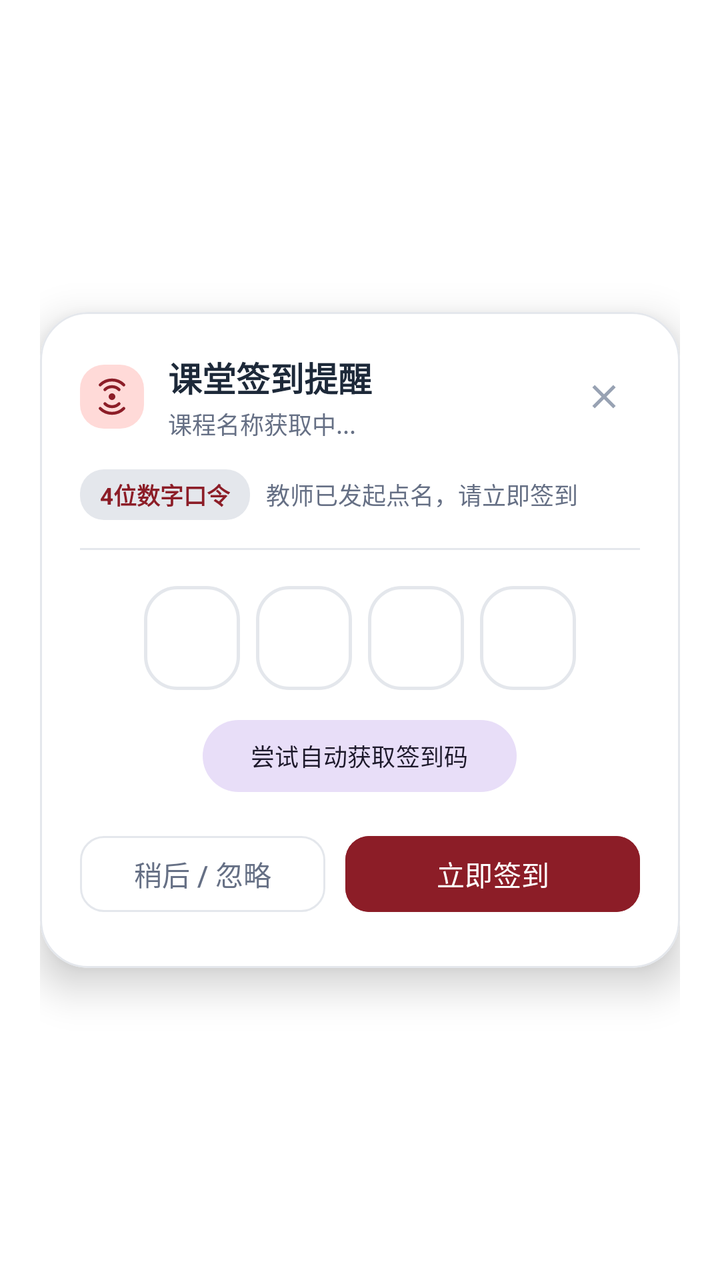
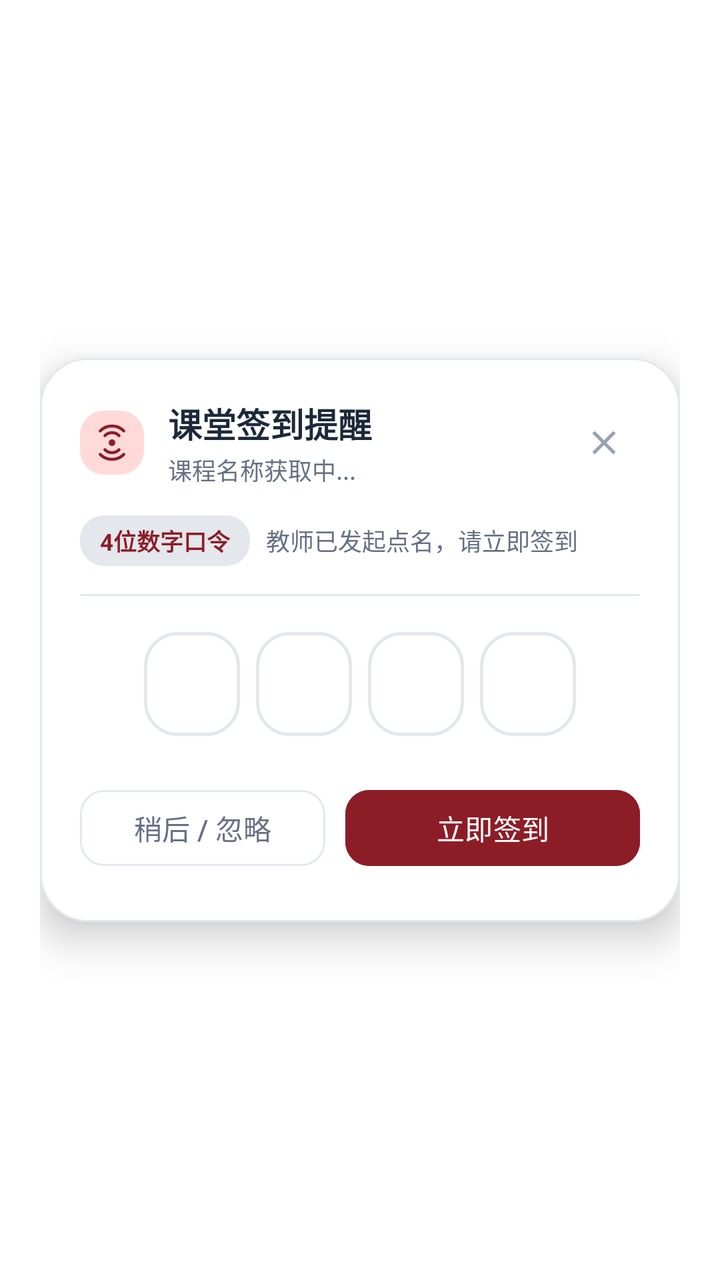

Before-and-after screenshots of an Android layout around one commit, followed by the original layout XML and the change that was made.
<!-- AndroidManifest.xml: activity theme Theme.UsstJwgl.TransparentDialog -->
<!-- res/layout/activity_rollcall_alert.xml -->
<?xml version="1.0" encoding="utf-8"?>
<FrameLayout xmlns:android="http://schemas.android.com/apk/res/android"
    xmlns:app="http://schemas.android.com/apk/res-auto"
    android:id="@+id/layoutAlertRoot"
    android:layout_width="match_parent"
    android:layout_height="match_parent"
    android:padding="20dp">

    <com.google.android.material.card.MaterialCardView
        android:id="@+id/cardAlert"
        android:layout_width="match_parent"
        android:layout_height="wrap_content"
        android:layout_gravity="center"
        app:cardBackgroundColor="@color/surface"
        app:cardCornerRadius="24dp"
        app:cardElevation="12dp"
        app:strokeColor="@color/border"
        app:strokeWidth="1dp">

        <LinearLayout
            android:layout_width="match_parent"
            android:layout_height="wrap_content"
            android:orientation="vertical"
            android:paddingHorizontal="20dp"
            android:paddingTop="20dp"
            android:paddingBottom="24dp">

            
            <RelativeLayout
                android:layout_width="match_parent"
                android:layout_height="wrap_content">

                <LinearLayout
                    android:layout_width="wrap_content"
                    android:layout_height="wrap_content"
                    android:layout_alignParentStart="true"
                    android:layout_centerVertical="true"
                    android:layout_toStartOf="@+id/btnClose"
                    android:orientation="horizontal"
                    android:gravity="center_vertical">

                    <ImageView
                        android:id="@+id/ivAlertIcon"
                        android:layout_width="32dp"
                        android:layout_height="32dp"
                        android:background="@drawable/bg_badge_rounded"
                        android:backgroundTint="@color/primary_container"
                        android:padding="6dp"
                        android:src="@drawable/ic_radar"
                        app:tint="@color/primary" />

                    <LinearLayout
                        android:layout_width="wrap_content"
                        android:layout_height="wrap_content"
                        android:layout_marginStart="12dp"
                        android:orientation="vertical">

                        <TextView
                            android:id="@+id/tvAlertTitle"
                            android:layout_width="wrap_content"
                            android:layout_height="wrap_content"
                            android:text="课堂签到提醒"
                            android:textColor="@color/text_primary"
                            android:textSize="17sp"
                            android:textStyle="bold" />

                        <TextView
                            android:id="@+id/tvAlertCourseName"
                            android:layout_width="wrap_content"
                            android:layout_height="wrap_content"
                            android:layout_marginTop="2dp"
                            android:ellipsize="end"
                            android:maxLines="1"
                            android:text="课程名称获取中..."
                            android:textColor="@color/text_secondary"
                            android:textSize="12sp" />
                    </LinearLayout>
                </LinearLayout>

                <ImageView
                    android:id="@+id/btnClose"
                    android:layout_width="36dp"
                    android:layout_height="36dp"
                    android:layout_alignParentEnd="true"
                    android:layout_centerVertical="true"
                    android:background="?attr/selectableItemBackgroundBorderless"
                    android:clickable="true"
                    android:focusable="true"
                    android:padding="8dp"
                    android:src="@drawable/ic_close"
                    app:tint="@color/text_tertiary" />
            </RelativeLayout>

            
            <LinearLayout
                android:layout_width="match_parent"
                android:layout_height="wrap_content"
                android:layout_marginTop="14dp"
                android:gravity="center_vertical"
                android:orientation="horizontal">

                <TextView
                    android:id="@+id/tvRollcallTypeBadge"
                    android:layout_width="wrap_content"
                    android:layout_height="wrap_content"
                    android:background="@drawable/bg_badge_rounded"
                    android:backgroundTint="@color/surface_container_high"
                    android:paddingHorizontal="10dp"
                    android:paddingVertical="4dp"
                    android:text="4位数字口令"
                    android:textColor="@color/primary"
                    android:textSize="11.5sp"
                    android:textStyle="bold" />

                <TextView
                    android:id="@+id/tvRollcallStatusTip"
                    android:layout_width="0dp"
                    android:layout_height="wrap_content"
                    android:layout_marginStart="8dp"
                    android:layout_weight="1"
                    android:ellipsize="end"
                    android:maxLines="1"
                    android:text="教师已发起点名，请立即签到"
                    android:textColor="@color/text_secondary"
                    android:textSize="12sp" />
            </LinearLayout>

            <View
                android:layout_width="match_parent"
                android:layout_height="1dp"
                android:layout_marginVertical="14dp"
                android:background="@color/divider" />

            
            <LinearLayout
                android:id="@+id/layoutNumberSection"
                android:layout_width="match_parent"
                android:layout_height="wrap_content"
                android:gravity="center_horizontal"
                android:orientation="vertical"
                android:visibility="visible">

                
                <LinearLayout
                    android:layout_width="wrap_content"
                    android:layout_height="wrap_content"
                    android:gravity="center"
                    android:orientation="horizontal">

                    <FrameLayout
                        android:id="@+id/boxPin0"
                        android:layout_width="48dp"
                        android:layout_height="52dp"
                        android:layout_margin="4dp"
                        android:background="@drawable/bg_pin_box">
                        <TextView
                            android:id="@+id/tvPin0"
                            android:layout_width="match_parent"
                            android:layout_height="match_parent"
                            android:gravity="center"
                            android:textColor="@color/text_primary"
                            android:textSize="22sp"
                            android:textStyle="bold" />
                    </FrameLayout>

                    <FrameLayout
                        android:id="@+id/boxPin1"
                        android:layout_width="48dp"
                        android:layout_height="52dp"
                        android:layout_margin="4dp"
                        android:background="@drawable/bg_pin_box">
                        <TextView
                            android:id="@+id/tvPin1"
                            android:layout_width="match_parent"
                            android:layout_height="match_parent"
                            android:gravity="center"
                            android:textColor="@color/text_primary"
                            android:textSize="22sp"
                            android:textStyle="bold" />
                    </FrameLayout>

                    <FrameLayout
                        android:id="@+id/boxPin2"
                        android:layout_width="48dp"
                        android:layout_height="52dp"
                        android:layout_margin="4dp"
                        android:background="@drawable/bg_pin_box">
                        <TextView
                            android:id="@+id/tvPin2"
                            android:layout_width="match_parent"
                            android:layout_height="match_parent"
                            android:gravity="center"
                            android:textColor="@color/text_primary"
                            android:textSize="22sp"
                            android:textStyle="bold" />
                    </FrameLayout>

                    <FrameLayout
                        android:id="@+id/boxPin3"
                        android:layout_width="48dp"
                        android:layout_height="52dp"
                        android:layout_margin="4dp"
                        android:background="@drawable/bg_pin_box">
                        <TextView
                            android:id="@+id/tvPin3"
                            android:layout_width="match_parent"
                            android:layout_height="match_parent"
                            android:gravity="center"
                            android:textColor="@color/text_primary"
                            android:textSize="22sp"
                            android:textStyle="bold" />
                    </FrameLayout>
                </LinearLayout>

                
                <EditText
                    android:id="@+id/etHiddenCode"
                    android:layout_width="1dp"
                    android:layout_height="1dp"
                    android:background="@android:color/transparent"
                    android:cursorVisible="false"
                    android:inputType="number"
                    android:maxLength="4" />

                
                <com.google.android.material.button.MaterialButton
                    android:id="@+id/btnAutoFetchCode"
                    style="@style/Widget.Material3.Button.TonalButton"
                    android:layout_width="wrap_content"
                    android:layout_height="36dp"
                    android:layout_marginTop="10dp"
                    android:insetTop="0dp"
                    android:insetBottom="0dp"
                    android:text="尝试自动获取签到码"
                    android:textSize="12sp"
                    app:cornerRadius="18dp" />
            </LinearLayout>

            
            <LinearLayout
                android:id="@+id/layoutLocationSection"
                android:layout_width="match_parent"
                android:layout_height="wrap_content"
                android:gravity="center_horizontal"
                android:orientation="vertical"
                android:visibility="gone">

                <TextView
                    android:id="@+id/tvLocationDesc"
                    android:layout_width="wrap_content"
                    android:layout_height="wrap_content"
                    android:text="已为您智能匹配推荐教学楼基准点："
                    android:textColor="@color/text_secondary"
                    android:textSize="13sp" />

                <TextView
                    android:id="@+id/tvTargetBuilding"
                    android:layout_width="wrap_content"
                    android:layout_height="wrap_content"
                    android:layout_marginTop="6dp"
                    android:background="@drawable/bg_badge_rounded"
                    android:backgroundTint="@color/surface_container"
                    android:paddingHorizontal="14dp"
                    android:paddingVertical="6dp"
                    android:text="军工路第一教学楼"
                    android:textColor="@color/primary"
                    android:textSize="14sp"
                    android:textStyle="bold" />

                <TextView
                    android:id="@+id/tvLocationTip"
                    android:layout_width="wrap_content"
                    android:layout_height="wrap_content"
                    android:layout_marginTop="8dp"
                    android:text="点击【一键选点签到】即可直接向服务器提交点位"
                    android:textColor="@color/text_tertiary"
                    android:textSize="11.5sp" />
            </LinearLayout>

            
            <LinearLayout
                android:id="@+id/layoutGenericSection"
                android:layout_width="match_parent"
                android:layout_height="wrap_content"
                android:gravity="center_horizontal"
                android:orientation="vertical"
                android:visibility="gone">

                <TextView
                    android:id="@+id/tvGenericMessage"
                    android:layout_width="wrap_content"
                    android:layout_height="wrap_content"
                    android:gravity="center"
                    android:text="当前签到需要扫码或手动确认，请点击下方按钮快速前往"
                    android:textColor="@color/text_secondary"
                    android:textSize="13sp" />
            </LinearLayout>

            
            <LinearLayout
                android:id="@+id/layoutSubmitting"
                android:layout_width="wrap_content"
                android:layout_height="wrap_content"
                android:layout_gravity="center_horizontal"
                android:layout_marginTop="10dp"
                android:gravity="center_vertical"
                android:orientation="horizontal"
                android:visibility="gone">

                <ProgressBar
                    android:layout_width="18dp"
                    android:layout_height="18dp"
                    android:indeterminate="true" />

                <TextView
                    android:id="@+id/tvSubmittingText"
                    android:layout_width="wrap_content"
                    android:layout_height="wrap_content"
                    android:layout_marginStart="8dp"
                    android:text="正在提交签到..."
                    android:textColor="@color/primary"
                    android:textSize="12sp" />
            </LinearLayout>

            
            <LinearLayout
                android:layout_width="match_parent"
                android:layout_height="wrap_content"
                android:layout_marginTop="18dp"
                android:orientation="horizontal">

                <com.google.android.material.button.MaterialButton
                    android:id="@+id/btnDismiss"
                    style="@style/Widget.Material3.Button.OutlinedButton"
                    android:layout_width="0dp"
                    android:layout_height="46dp"
                    android:layout_weight="1"
                    android:text="稍后 / 忽略"
                    android:textColor="@color/text_secondary"
                    app:cornerRadius="12dp"
                    app:strokeColor="@color/border" />

                <com.google.android.material.button.MaterialButton
                    android:id="@+id/btnConfirmSign"
                    style="@style/Widget.Material3.Button"
                    android:layout_width="0dp"
                    android:layout_height="46dp"
                    android:layout_marginStart="10dp"
                    android:layout_weight="1.2"
                    android:backgroundTint="@color/primary"
                    android:text="立即签到"
                    android:textColor="@color/on_primary"
                    app:cornerRadius="12dp" />
            </LinearLayout>
        </LinearLayout>
    </com.google.android.material.card.MaterialCardView>
</FrameLayout>
<!-- resources referenced by this layout -->
<resources>
  <color name="border">#E4E7EC</color>
  <color name="divider">#E4E7EC</color>
  <color name="on_primary">#FFFFFF</color>
  <color name="primary">#8C1D27</color>
  <color name="primary_container">#FFDAD8</color>
  <color name="surface">#FFFFFF</color>
  <color name="surface_container">#EDF0F3</color>
  <color name="surface_container_high">#E4E7EC</color>
  <color name="text_primary">#1D2939</color>
  <color name="text_secondary">#667085</color>
  <color name="text_tertiary">#98A2B3</color>
  <!-- drawable bg_badge_rounded (drawable) -->
  <?xml version="1.0" encoding="utf-8"?>
  <shape xmlns:android="http://schemas.android.com/apk/res/android"
      android:shape="rectangle">
      <corners android:radius="12dp" />
      <solid android:color="@color/badge_bg" />
  </shape>
  <!-- drawable bg_pin_box (drawable) -->
  <?xml version="1.0" encoding="utf-8"?>
  <shape xmlns:android="http://schemas.android.com/apk/res/android"
      android:shape="rectangle">
      <corners android:radius="16dp" />
      <solid android:color="@color/surface" />
      <stroke
          android:width="1.5dp"
          android:color="@color/border" />
  </shape>
  <!-- drawable ic_close (drawable) -->
  <vector xmlns:android="http://schemas.android.com/apk/res/android"
      android:width="24dp"
      android:height="24dp"
      android:viewportWidth="24"
      android:viewportHeight="24">
    <path
        android:fillColor="@color/text_primary"
        android:pathData="M19,6.41L17.59,5 12,10.59 6.41,5 5,6.41 10.59,12 5,17.59 6.41,19 12,13.41 17.59,19 19,17.59 13.41,12z"/>
  </vector>
  <!-- drawable ic_radar (drawable) -->
  <vector xmlns:android="http://schemas.android.com/apk/res/android"
      android:width="24dp"
      android:height="24dp"
      android:viewportWidth="24"
      android:viewportHeight="24">
      
      <path
          android:fillColor="#FF000000"
          android:pathData="M12,12m-2,0a2,2 0,1 1,4 0a2,2 0,1 1,-4 0" />
      
      <path
          android:fillColor="#00000000"
          android:strokeColor="#FF000000"
          android:strokeWidth="1.8"
          android:strokeLineCap="round"
          android:pathData="M16.24,7.76 A6,6 0 0,0 7.76,7.76" />
      <path
          android:fillColor="#00000000"
          android:strokeColor="#FF000000"
          android:strokeWidth="1.8"
          android:strokeLineCap="round"
          android:pathData="M7.76,16.24 A6,6 0 0,0 16.24,16.24" />
      
      <path
          android:fillColor="#00000000"
          android:strokeColor="#FF000000"
          android:strokeWidth="1.8"
          android:strokeLineCap="round"
          android:pathData="M19.07,4.93 A10,10 0 0,0 4.93,4.93" />
      <path
          android:fillColor="#00000000"
          android:strokeColor="#FF000000"
          android:strokeWidth="1.8"
          android:strokeLineCap="round"
          android:pathData="M4.93,19.07 A10,10 0 0,0 19.07,19.07" />
  </vector>
  <style name="Theme.UsstJwgl.TransparentDialog" parent="Theme.Material3.DayNight.NoActionBar">
          <item name="android:windowBackground">@android:color/transparent</item>
          <item name="android:windowIsTranslucent">true</item>
          <item name="android:windowContentOverlay">@null</item>
          <item name="android:windowNoTitle">true</item>
          <item name="android:backgroundDimEnabled">true</item>
          <item name="android:backgroundDimAmount">0.55</item>
          <item name="android:windowAnimationStyle">@android:style/Animation.Dialog</item>
          <item name="android:statusBarColor">@android:color/transparent</item>
          <item name="android:navigationBarColor">@android:color/transparent</item>
      </style>
  <color name="badge_bg">#FFDAD8</color>
</resources>

<!-- the commit's change to res/layout/activity_rollcall_alert.xml (unified diff, before → after) -->
@@ -233,6 +233,7 @@
                     android:insetBottom="0dp"
                     android:text="尝试自动获取签到码"
                     android:textSize="12sp"
+                    android:visibility="gone"
                     app:cornerRadius="18dp" />
             </LinearLayout>
 
